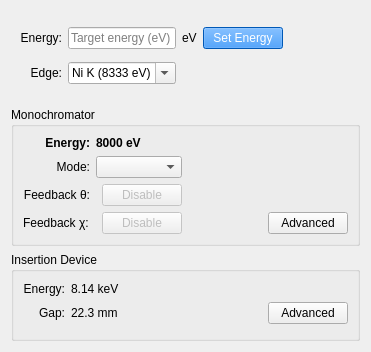
Qt form firefly/energy.ui (spc-group/haven) before a commit.
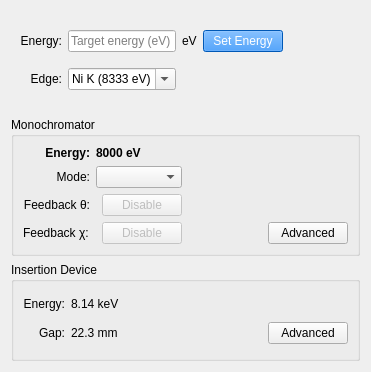
The same form after that commit. Custom widgets are drawn as their Qt base class.

Commit message: [MNT] Converted energy window to use ophyd plugin.

```diff
--- a/firefly/energy.ui
+++ b/firefly/energy.ui
@@ -7,7 +7,7 @@
     <x>0</x>
     <y>0</y>
     <width>371</width>
-    <height>352</height>
+    <height>372</height>
    </rect>
   </property>
   <property name="windowTitle">
```
Left out of the diff: 15 changed lines with no effect on the pictures. The commit also changes 1 other file.
